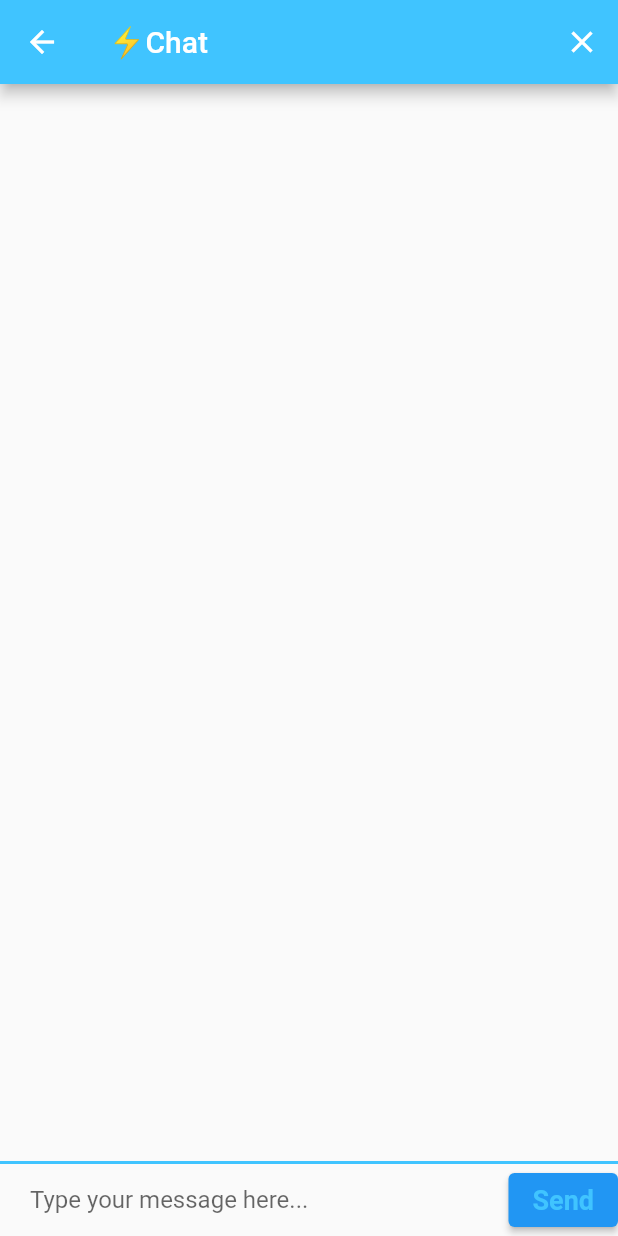
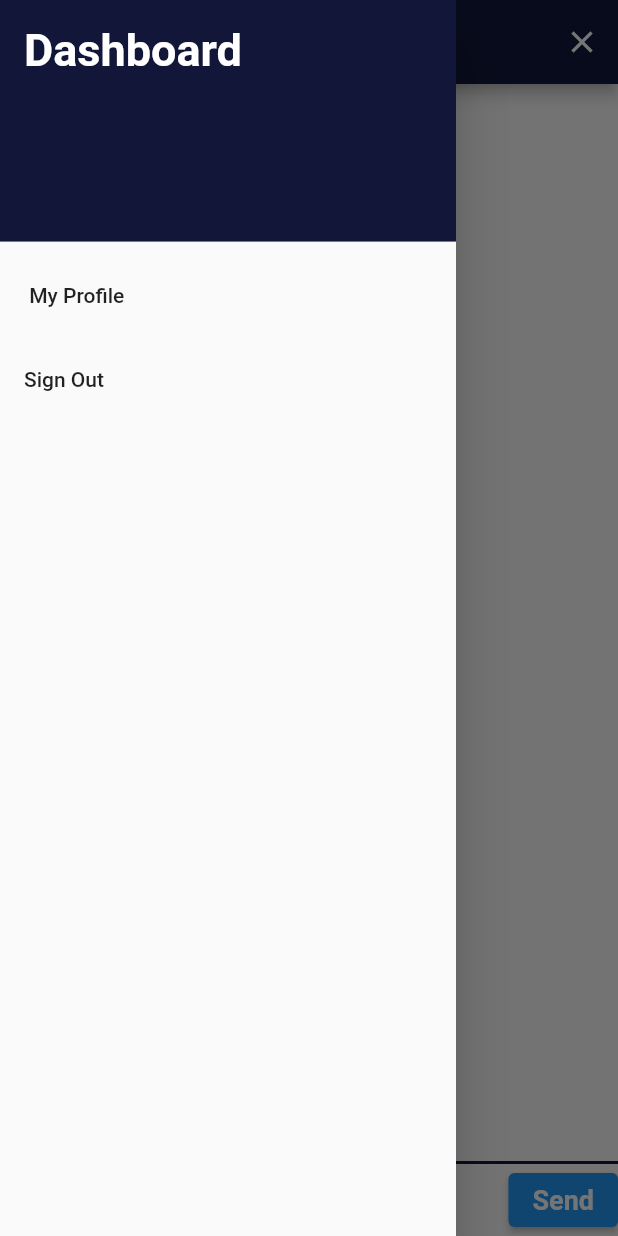
Before and after one commit to Scientist265/flash_chat_app, a Flutter app: the ChatScreen screen opened by its route, with the side drawer open (before the commit the screen has no drawer), on a phone screen of 412 x 824 dp. Run offline on Flutter 3.47's test engine with Material 2 defaults, Android fonts, the phone set to English and light mode, and no system bars; our stand-ins replace animated_text_kit, cloud_firestore, firebase_auth, firebase_core, modal_progress_hud; accounts and stored records are empty.

Commit message:
third commit

```diff
--- /dev/null
+++ b/lib/components/drawer_option.dart
@@ -0,0 +1,61 @@
+import 'package:flash_chat/components/profile_page.dart';
+import 'package:flash_chat/screens/login_screen.dart';
+import 'package:flutter/material.dart';
+
+class DrawerOption extends StatelessWidget {
+  @override
+  Widget build(BuildContext context) {
+    return Drawer(
+      // Add a ListView to the drawer. This ensures the user can scroll
+      // through the options in the drawer if there isn't enough vertical
+      // space to fit everything.
+      child: ListView(
+        // Important: Remove any padding from the ListView.
+        padding: EdgeInsets.zero,
+        children: [
+          DrawerHeader(
+            decoration: BoxDecoration(
+              color: Color(0xff12173A),
+            ),
+            child: Text(
+              'Dashboard',
+              style: TextStyle(
+                fontSize: 30.0,
+                fontWeight: FontWeight.bold,
+                color: Color(0xffffffff),
+              ),
+            ),
+          ),
+          ListTile(
+            title: const Text(' My Profile'),
+            onTap: () {
+              // Update the state of the app
+              // ...
+              // Then close the drawer
+              Navigator.push(
+                context,
+                MaterialPageRoute(
+                  builder: (context) => ProfilePage(),
+                ),
+              );
+            },
+          ),
+          ListTile(
+            title: const Text('Sign Out'),
+            onTap: () {
+              // Update the state of the app
+              // ...
+              // Then close the drawer
+              Navigator.push(
+                context,
+                MaterialPageRoute(
+                  builder: (context) => LoginScreen(),
+                ),
+              );
+            },
+          ),
+        ],
+      ),
+    );
+  }
+}
--- /dev/null
+++ b/lib/components/message_stream.dart
@@ -0,0 +1,48 @@
+import 'package:flutter/material.dart';
+import 'package:flash_chat/screens/chat_screen.dart';
+import 'package:cloud_firestore/cloud_firestore.dart';
+import 'package:flash_chat/components/message_bubble.dart';
+
+final _firestore = FirebaseFirestore.instance;
+
+class MessageStream extends StatelessWidget {
+  @override
+  Widget build(BuildContext context) {
+    return StreamBuilder<QuerySnapshot>(
+        stream: _firestore.collection('messages').snapshots(),
+        builder: (context, snapshot) {
+          if (!snapshot.hasData) {
+            return Center(
+              child: CircularProgressIndicator(
+                backgroundColor: Colors.lightBlueAccent,
+              ),
+            );
+          }
+
+          final messages = snapshot.data.docs.reversed;
+          List<MessageBubble> messageBubbles = [];
+          for (var message in messages) {
+            final messageText = message.get('text');
+            final messageSender = message.get('sender');
+            final currentUser = loggedInUser.email;
+
+            final messageBubble = MessageBubble(
+              sender: messageSender,
+              text: messageText,
+              isMe: currentUser == messageSender,
+            );
+            messageBubbles.add(messageBubble);
+            FirebaseFirestore.instance
+                .collection('messages')
+                .orderBy('time_field', descending: true);
+          }
+          return Expanded(
+            child: ListView(
+              reverse: true,
+              padding: EdgeInsets.symmetric(horizontal: 10, vertical: 20),
+              children: messageBubbles,
+            ),
+          );
+        });
+  }
+}
--- a/lib/components/rounded_button.dart
+++ b/lib/components/rounded_button.dart
@@ -12,7 +12,7 @@ class RoundedButton extends StatelessWidget {
       padding: EdgeInsets.symmetric(vertical: 16.0),
       child: Material(
         elevation: 5.0,
-        color: Colors.lightBlueAccent,
+        color: Color(0xff12173A),
         borderRadius: BorderRadius.circular(30.0),
         child: MaterialButton(
           onPressed: onPressed,
--- a/lib/constants.dart
+++ b/lib/constants.dart
@@ -1,7 +1,7 @@
 import 'package:flutter/material.dart';
 
 const kSendButtonTextStyle = TextStyle(
-  color: Colors.lightBlueAccent,
+  color: Color(0xffffffff),
   fontWeight: FontWeight.bold,
   fontSize: 18.0,
 );
@@ -14,7 +14,7 @@ const kMessageTextFieldDecoration = InputDecoration(
 
 const kMessageContainerDecoration = BoxDecoration(
   border: Border(
-    top: BorderSide(color: Colors.lightBlueAccent, width: 2.0),
+    top: BorderSide(color: Color(0xff12173A), width: 2.0),
   ),
 );
 const kTextFieldDecoration = InputDecoration(
--- a/lib/screens/chat_screen.dart
+++ b/lib/screens/chat_screen.dart
@@ -1,7 +1,13 @@
+import 'package:flash_chat/screens/welcome_screen.dart';
 import 'package:flutter/material.dart';
 import 'package:flash_chat/constants.dart';
 import 'package:firebase_auth/firebase_auth.dart';
 import 'package:cloud_firestore/cloud_firestore.dart';
+import 'package:flash_chat/components/message_stream.dart';
+import 'package:flash_chat/components/drawer_option.dart';
+
+final _firestore = FirebaseFirestore.instance;
+User loggedInUser;
 
 class ChatScreen extends StatefulWidget {
   static String idc = 'chat_screen';
@@ -11,10 +17,8 @@ class ChatScreen extends StatefulWidget {
 
 class _ChatScreenState extends State<ChatScreen> {
   final messageTextController = TextEditingController();
-  final _firestore = FirebaseFirestore.instance;
   final _auth = FirebaseAuth.instance;
-  User
-      loggedInUser; // User is calling from firebase as the Datatype in this case
+  // User is calling from firebase as the Datatype in this case
   String messageText;
 
   @override
@@ -52,65 +56,29 @@ class _ChatScreenState extends State<ChatScreen> {
   @override
   Widget build(BuildContext context) {
     return Scaffold(
+      drawer: DrawerOption(),
       appBar: AppBar(
-        leading: Builder(
-          builder: (BuildContext context) {
-            return IconButton(
-              icon: const Icon(Icons.arrow_back),
-              onPressed: () {
-                Navigator.pop(context);
-              },
-            );
-          },
-        ),
+        // default is 56
         actions: <Widget>[
           IconButton(
               icon: Icon(Icons.close),
-              onPressed: () {
-                messagesStream();
+              onPressed: () async {
+                await _auth.signOut();
+                Navigator.pop(
+                  context,
+                );
                 //Implement logout functionality
               }),
         ],
         title: Text('⚡️Chat'),
-        backgroundColor: Colors.lightBlueAccent,
+        backgroundColor: Color(0xff12173A),
       ),
       body: SafeArea(
         child: Column(
           mainAxisAlignment: MainAxisAlignment.spaceBetween,
           crossAxisAlignment: CrossAxisAlignment.stretch,
           children: <Widget>[
-            StreamBuilder<QuerySnapshot>(
-                stream: _firestore.collection('messages').snapshots(),
-                // ignore: missing_return
-                builder: (context, snapshot) {
-                  if (!snapshot.hasData) {
-                    return Center(
-                      child: CircularProgressIndicator(
-                        backgroundColor: Colors.lightBlueAccent,
-                      ),
-                    );
-                  }
-
-                  final messages = snapshot.data.docs;
-                  List<MessageBubble> messageBubbles = [];
-                  for (var message in messages) {
-                    final messageText = message.get('text');
-                    final messageSender = message.get('sender');
-
-                    final messageBubble = MessageBubble(
-                      sender: messageSender,
-                      text: messageText,
-                    );
-                    messageBubbles.add(messageBubble);
-                  }
-                  return Expanded(
-                    child: ListView(
-                      padding:
-                          EdgeInsets.symmetric(horizontal: 10, vertical: 20),
-                      children: messageBubbles,
-                    ),
-                  );
-                }),
+            MessageStream(),
             Container(
               decoration: kMessageContainerDecoration,
               child: Row(
@@ -119,7 +87,7 @@ class _ChatScreenState extends State<ChatScreen> {
                   Expanded(
                     child: TextField(
                       controller:
-                          TextEditingController(), //It's responsible for text vanishing after been sent
+                          messageTextController, //It's responsible for text vanishing after been sent
                       onChanged: (value) {
                         messageText = value;
                       },
@@ -148,42 +116,3 @@ class _ChatScreenState extends State<ChatScreen> {
     );
   }
 }
-
-class MessageBubble extends StatelessWidget {
-  MessageBubble({this.sender, this.text});
-
-  final String sender;
-  final String text;
-  @override
-  Widget build(BuildContext context) {
-    return Padding(
-      padding: EdgeInsets.all(10.0),
-      child: Column(
-        crossAxisAlignment: CrossAxisAlignment.end,
-        children: [
-          Text(
-            '$sender',
-            style: TextStyle(
-              color: Colors.grey,
-            ),
-          ),
-          Material(
-            color: Colors.lightBlueAccent,
-            elevation: 5.0,
-            borderRadius: BorderRadius.circular(20),
-            child: Padding(
-              padding: EdgeInsets.symmetric(horizontal: 20, vertical: 10),
-              child: Text(
-                '$text',
-                style: TextStyle(
-                  fontSize: 15,
-                  color: Colors.white,
-                ),
-              ),
-            ),
-          ),
-        ],
-      ),
-    );
-  }
-}
--- a/lib/screens/login_screen.dart
+++ b/lib/screens/login_screen.dart
@@ -99,8 +99,6 @@ class _LoginScreenState extends State<LoginScreen> {
                     setState(() {
                       showSpinner = true;
                     });
-                    print(password);
-                    print(email);
                     // await _
                     await _auth
                         .signInWithEmailAndPassword(
```
Also changed, not shown: lib/components/message_bubble.dart (added, +50 -0 lines), lib/components/profile_page.dart (added, +54 -0 lines), images/picture.jpg (added), 2 other files.
